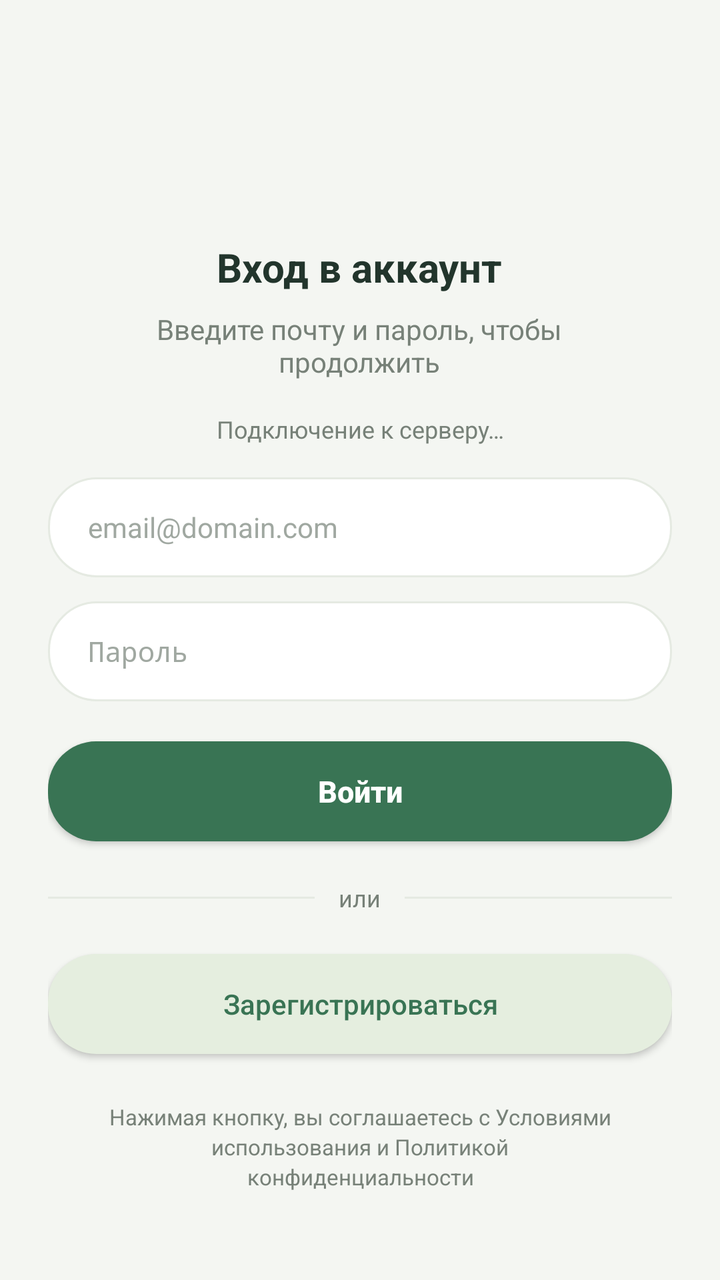
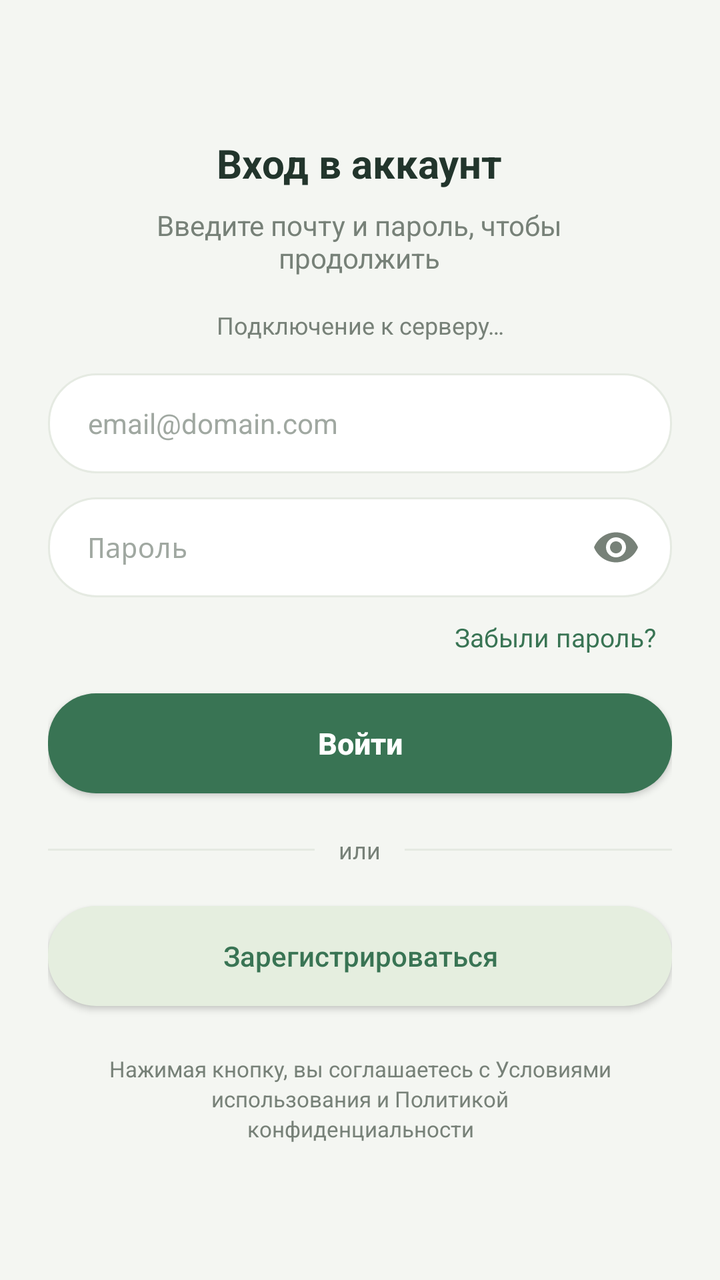

Screens rendered from an Android XML layout before and after an edit, with the pre-edit source and the edit as a unified diff.
<!-- AndroidManifest.xml: application theme Theme.RoomClimate -->
<!-- res/layout/activity_main.xml -->
<?xml version="1.0" encoding="utf-8"?>
<ScrollView xmlns:android="http://schemas.android.com/apk/res/android"
    xmlns:app="http://schemas.android.com/apk/res-auto"
    android:layout_width="match_parent"
    android:layout_height="match_parent"
    android:background="@color/bg_default"
    android:fillViewport="true">

    <LinearLayout
        android:layout_width="match_parent"
        android:layout_height="wrap_content"
        android:orientation="vertical"
        android:gravity="center_horizontal"
        android:paddingStart="24dp"
        android:paddingEnd="24dp"
        android:paddingTop="120dp"
        android:paddingBottom="40dp">

        <TextView
            android:layout_width="wrap_content"
            android:layout_height="wrap_content"
            android:text="@string/login_title"
            android:textColor="@color/dark_text"
            android:textSize="20sp"
            android:textStyle="bold" />

        <TextView
            android:layout_width="wrap_content"
            android:layout_height="wrap_content"
            android:layout_marginTop="8dp"
            android:text="@string/login_subtitle"
            android:textColor="@color/gray_text"
            android:textSize="14sp"
            android:gravity="center" />

        <TextView
            android:id="@+id/tvServerStatus"
            android:layout_width="match_parent"
            android:layout_height="wrap_content"
            android:layout_marginTop="16dp"
            android:gravity="center"
            android:text="@string/server_searching"
            android:textColor="@color/gray_text"
            android:textSize="12sp" />

        <EditText
            android:id="@+id/editEmail"
            android:layout_width="match_parent"
            android:layout_height="50dp"
            android:layout_marginTop="16dp"
            android:background="@drawable/bg_input_field"
            android:hint="@string/hint_email"
            android:inputType="textEmailAddress"
            android:paddingStart="20dp"
            android:paddingEnd="20dp"
            android:textColor="@color/dark_text"
            android:textColorHint="@color/gray_text_light"
            android:textSize="14sp" />

        <EditText
            android:id="@+id/editPassword"
            android:layout_width="match_parent"
            android:layout_height="50dp"
            android:layout_marginTop="12dp"
            android:background="@drawable/bg_input_field"
            android:hint="@string/hint_password"
            android:inputType="textPassword"
            android:paddingStart="20dp"
            android:paddingEnd="20dp"
            android:textColor="@color/dark_text"
            android:textColorHint="@color/gray_text_light"
            android:textSize="14sp" />

        <Button
            android:id="@+id/btnLogin"
            android:layout_width="match_parent"
            android:layout_height="50dp"
            android:layout_marginTop="20dp"
            app:backgroundTint="@null"
            android:background="@drawable/bg_btn_primary"
            android:text="@string/btn_login"
            android:textAllCaps="false"
            android:textColor="@color/white"
            android:textSize="15sp"
            android:textStyle="bold" />

        <LinearLayout
            android:layout_width="match_parent"
            android:layout_height="wrap_content"
            android:layout_marginTop="20dp"
            android:gravity="center_vertical"
            android:orientation="horizontal">

            <View android:layout_width="0dp" android:layout_height="1dp" android:layout_weight="1" android:background="@color/gray_light" />
            <TextView android:layout_width="wrap_content" android:layout_height="wrap_content" android:paddingHorizontal="12dp" android:text="@string/or_text" android:textColor="@color/gray_text" android:textSize="12sp" />
            <View android:layout_width="0dp" android:layout_height="1dp" android:layout_weight="1" android:background="@color/gray_light" />
        </LinearLayout>

        <Button
            android:id="@+id/btnGoToRegister"
            android:layout_width="match_parent"
            android:layout_height="50dp"
            android:layout_marginTop="20dp"
            app:backgroundTint="@null"
            android:background="@drawable/bg_btn_secondary"
            android:text="@string/btn_register"
            android:textAllCaps="false"
            android:textColor="@color/green_primary"
            android:textSize="14sp" />

        <TextView
            android:layout_width="wrap_content"
            android:layout_height="wrap_content"
            android:layout_marginTop="24dp"
            android:text="@string/terms_text"
            android:textColor="@color/gray_text"
            android:textSize="11sp"
            android:gravity="center"
            android:lineSpacingExtra="2dp" />

    </LinearLayout>
</ScrollView>
<!-- resources referenced by this layout -->
<resources>
  <color name="bg_default">#F4F6F2</color>
  <color name="dark_text">#22352C</color>
  <color name="gray_light">#E5EAE2</color>
  <color name="gray_text">#778178</color>
  <color name="gray_text_light">#A0A8A1</color>
  <color name="green_primary">#397454</color>
  <color name="white">#FFFFFF</color>
  <!-- drawable bg_btn_primary (drawable) -->
  <?xml version="1.0" encoding="utf-8"?>
  <shape xmlns:android="http://schemas.android.com/apk/res/android" android:shape="rectangle">
      <solid android:color="@color/green_primary" />
      <corners android:radius="24dp" />
  </shape>
  <!-- drawable bg_btn_secondary (drawable) -->
  <?xml version="1.0" encoding="utf-8"?>
  <shape xmlns:android="http://schemas.android.com/apk/res/android" android:shape="rectangle">
      <solid android:color="@color/green_light" />
      <corners android:radius="24dp" />
  </shape>
  <!-- drawable bg_input_field (drawable) -->
  <?xml version="1.0" encoding="utf-8"?>
  <shape xmlns:android="http://schemas.android.com/apk/res/android" android:shape="rectangle">
      <solid android:color="@color/surface" />
      <corners android:radius="24dp" />
      <stroke android:width="1dp" android:color="@color/gray_light" />
  </shape>
  <string name="btn_login">Войти</string>
  <string name="btn_register">Зарегистрироваться</string>
  <string name="hint_email">email@domain.com</string>
  <string name="hint_password">Пароль</string>
  <string name="login_subtitle">Введите почту и пароль, чтобы\nпродолжить</string>
  <string name="login_title">Вход в аккаунт</string>
  <string name="or_text">или</string>
  <string name="server_searching">Подключение к серверу…</string>
  <string name="terms_text">Нажимая кнопку, вы соглашаетесь с Условиями\nиспользования и Политикой\nконфиденциальности</string>
  <style name="Theme.RoomClimate" parent="Base.Theme.RoomClimate" />
  <color name="green_light">#E5EEDF</color>
  <color name="surface">#FFFFFF</color>
  <style name="Base.Theme.RoomClimate" parent="Theme.AppCompat.DayNight.NoActionBar">
          
      </style>
</resources>

<!-- the commit's change to res/layout/activity_main.xml (unified diff, before → after) -->
@@ -6,15 +6,16 @@
     android:background="@color/bg_default"
     android:fillViewport="true">
 
+    
     <LinearLayout
         android:layout_width="match_parent"
-        android:layout_height="wrap_content"
+        android:layout_height="match_parent"
         android:orientation="vertical"
-        android:gravity="center_horizontal"
+        android:gravity="center"
         android:paddingStart="24dp"
         android:paddingEnd="24dp"
-        android:paddingTop="120dp"
-        android:paddingBottom="40dp">
+        android:paddingTop="32dp"
+        android:paddingBottom="32dp">
 
         <TextView
             android:layout_width="wrap_content"
@@ -48,6 +49,7 @@
             android:layout_width="match_parent"
             android:layout_height="50dp"
             android:layout_marginTop="16dp"
+            android:autofillHints="emailAddress"
             android:background="@drawable/bg_input_field"
             android:hint="@string/hint_email"
             android:inputType="textEmailAddress"
@@ -57,25 +59,56 @@
             android:textColorHint="@color/gray_text_light"
             android:textSize="14sp" />
 
-        <EditText
-            android:id="@+id/editPassword"
+        
+        <FrameLayout
             android:layout_width="match_parent"
             android:layout_height="50dp"
-            android:layout_marginTop="12dp"
-            android:background="@drawable/bg_input_field"
-            android:hint="@string/hint_password"
-            android:inputType="textPassword"
-            android:paddingStart="20dp"
-            android:paddingEnd="20dp"
-            android:textColor="@color/dark_text"
-            android:textColorHint="@color/gray_text_light"
-            android:textSize="14sp" />
+            android:layout_marginTop="12dp">
+
+            <EditText
+                android:id="@+id/editPassword"
+                android:layout_width="match_parent"
+                android:layout_height="match_parent"
+                android:autofillHints="password"
+                android:background="@drawable/bg_input_field"
+                android:hint="@string/hint_password"
+                android:inputType="textPassword"
+                android:paddingStart="20dp"
+                android:paddingEnd="52dp"
+                android:textColor="@color/dark_text"
+                android:textColorHint="@color/gray_text_light"
+                android:textSize="14sp" />
+
+            <ImageButton
+                android:id="@+id/btnTogglePassword"
+                android:layout_width="48dp"
+                android:layout_height="48dp"
+                android:layout_gravity="end|center_vertical"
+                android:layout_marginEnd="4dp"
+                android:background="?attr/selectableItemBackgroundBorderless"
+                android:contentDescription="@string/password_show"
+                android:padding="12dp"
+                android:src="@drawable/ic_eye" />
+        </FrameLayout>
+
+        <TextView
+            android:id="@+id/tvForgotPassword"
+            android:layout_width="wrap_content"
+            android:layout_height="wrap_content"
+            android:layout_gravity="end"
+            android:gravity="center_vertical"
+            android:minHeight="40dp"
+            android:paddingStart="8dp"
+            android:paddingEnd="8dp"
+            android:text="@string/forgot_password"
+            android:textColor="@color/green_primary"
+            android:textSize="13sp" />
 
         <Button
             android:id="@+id/btnLogin"
             android:layout_width="match_parent"
             android:layout_height="50dp"
-            android:layout_marginTop="20dp"
+            android:layout_marginTop="8dp"
             app:backgroundTint="@null"
             android:background="@drawable/bg_btn_primary"
             android:text="@string/btn_login"
<!-- resource entries referenced after the edit -->
@@ -26,13 +26,23 @@
       <corners android:radius="24dp" />
       <stroke android:width="1dp" android:color="@color/gray_light" />
   </shape>
+  <!-- drawable ic_eye (drawable) -->
+  <?xml version="1.0" encoding="utf-8"?>
+  <vector xmlns:android="http://schemas.android.com/apk/res/android"
+      android:width="24dp" android:height="24dp"
+      android:viewportWidth="24" android:viewportHeight="24"
+      android:tint="@color/gray_text">
+      <path android:fillColor="#FFFFFFFF" android:pathData="M12,4.5C7,4.5 2.73,7.61 1,12c1.73,4.39 6,7.5 11,7.5s9.27,-3.11 11,-7.5c-1.73,-4.39 -6,-7.5 -11,-7.5zM12,17c-2.76,0 -5,-2.24 -5,-5s2.24,-5 5,-5 5,2.24 5,5 -2.24,5 -5,5zM12,9c-1.66,0 -3,1.34 -3,3s1.34,3 3,3 3,-1.34 3,-3 -1.34,-3 -3,-3z" />
+  </vector>
   <string name="btn_login">Войти</string>
   <string name="btn_register">Зарегистрироваться</string>
+  <string name="forgot_password">Забыли пароль?</string>
   <string name="hint_email">email@domain.com</string>
   <string name="hint_password">Пароль</string>
   <string name="login_subtitle">Введите почту и пароль, чтобы\nпродолжить</string>
   <string name="login_title">Вход в аккаунт</string>
   <string name="or_text">или</string>
+  <string name="password_show">Показать пароль</string>
   <string name="server_searching">Подключение к серверу…</string>
   <string name="terms_text">Нажимая кнопку, вы соглашаетесь с Условиями\nиспользования и Политикой\nконфиденциальности</string>
   <style name="Theme.RoomClimate" parent="Base.Theme.RoomClimate" />
@@ -40,6 +50,9 @@
   <color name="surface">#FFFFFF</color>
   <style name="Base.Theme.RoomClimate" parent="Theme.AppCompat.DayNight.NoActionBar">
           
+          <item name="android:windowBackground">@color/bg_default</item>
+          <item name="android:windowLightStatusBar">true</item>
+          <item name="android:windowLightNavigationBar" tools:targetApi="27">true</item>
       </style>
 </resources>
 
